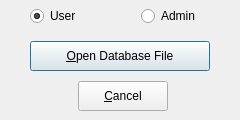
First picture: the form in code/pyqt/gui/fmrd_dbfile.ui, repository soccermetrics/marcotti-desktop, before the edit.
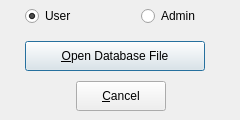
Second picture: the form after the edit.

Commit message: Widen layout widget box on Sqlite db dialog (#97)

Diff of the .ui file:
```diff
--- a/code/pyqt/gui/fmrd_dbfile.ui
+++ b/code/pyqt/gui/fmrd_dbfile.ui
@@ -25,12 +25,12 @@
   <property name="windowTitle">
    <string>Dialog</string>
   </property>
-  <widget class="QWidget" name="">
+  <widget class="QWidget" name="layoutWidget">
    <property name="geometry">
     <rect>
-     <x>30</x>
+     <x>25</x>
      <y>-3</y>
-     <width>186</width>
+     <width>191</width>
      <height>121</height>
     </rect>
    </property>
```
The commit also changes 1 other file.
